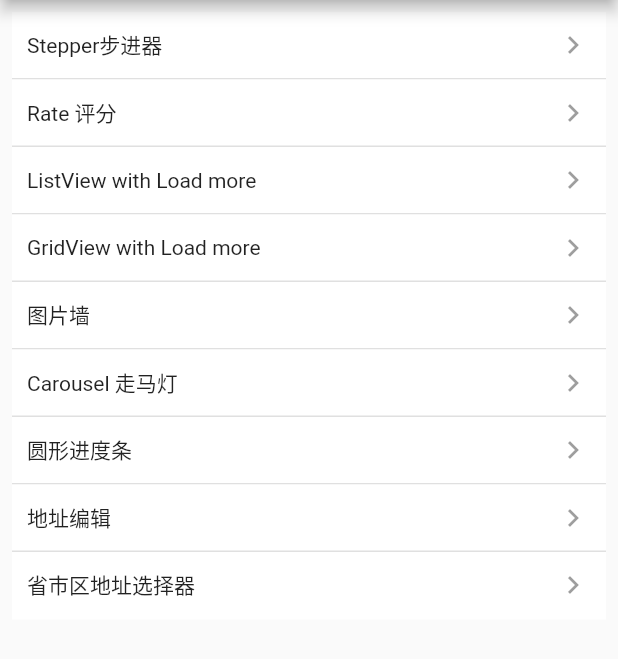
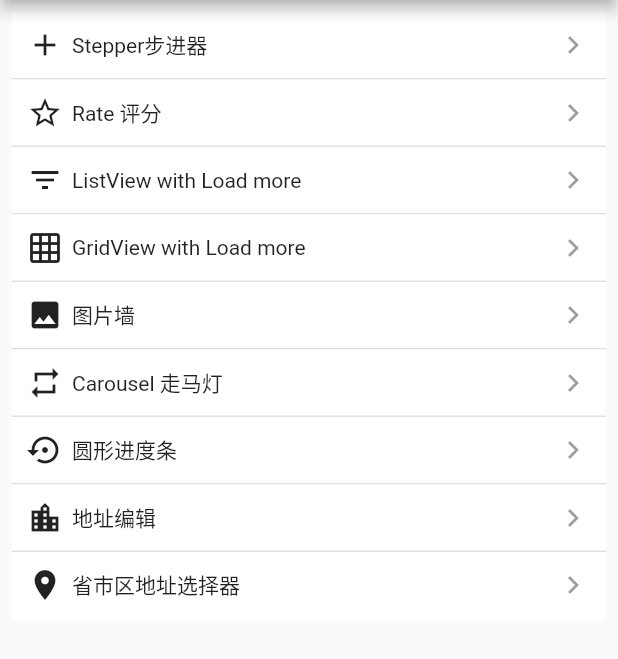
Before and after one commit to lishuhao/sy_flutter_widgets, a Flutter app: the screen it shows after launch, on a phone screen of 412 x 824 dp, the part 84-743 px from its top. Run offline on Flutter 3.47's test engine with Material 2 defaults, Android fonts, the phone set to English and light mode, and no system bars.

Commit message:
'update README' ...

```diff
--- a/example/lib/home.dart
+++ b/example/lib/home.dart
@@ -17,6 +17,7 @@ class _MyHomePageState extends State<MyHomePage> {
     Widget area = new Theme(
       data: Theme.of(context).copyWith(dividerColor: Colors.transparent),
       child: SyCell(
+        icon: Icon(Icons.location_on),
         title: '省市区地址选择器',
         onTap: () async {
           final result = await Navigator.push(
@@ -57,48 +58,56 @@ class _MyHomePageState extends State<MyHomePage> {
         padding: EdgeInsets.all(8.0),
         children: <Widget>[
           SyCell(
+            icon: Icon(Icons.add),
             title: 'Stepper步进器',
             onTap: () {
               Navigator.pushNamed(context, '/stepper');
             },
           ),
           SyCell(
+            icon: Icon(Icons.star_border),
             title: 'Rate 评分',
             onTap: () {
               Navigator.pushNamed(context, '/rate');
             },
           ),
           SyCell(
+            icon: Icon(Icons.filter_list),
             title: 'ListView with Load more',
             onTap: () {
               Navigator.pushNamed(context, '/listview');
             },
           ),
           SyCell(
+            icon: Icon(Icons.grid_on),
             title: 'GridView with Load more',
             onTap: () {
               Navigator.pushNamed(context, '/gridview');
             },
           ),
           SyCell(
+            icon: Icon(Icons.image),
             title: '图片墙',
             onTap: () {
               Navigator.pushNamed(context, '/image_uploader');
             },
           ),
           SyCell(
+            icon: Icon(Icons.repeat),
             title: 'Carousel 走马灯',
             onTap: () {
               Navigator.pushNamed(context, '/carousel_demo');
             },
           ),
           SyCell(
+            icon: Icon(Icons.settings_backup_restore),
             title: '圆形进度条',
             onTap: () {
               Navigator.pushNamed(context, '/circle_progress_demo');
             },
           ),
           SyCell(
+            icon: Icon(Icons.location_city),
             title: '地址编辑',
             onTap: () {
               Navigator.pushNamed(context, '/address_edit');
```
Also changed, not shown: 1 other file.
